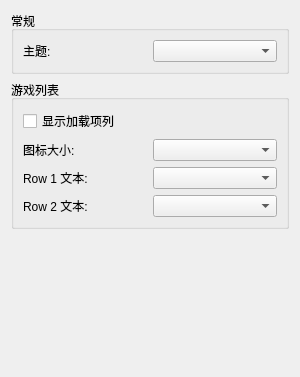
The window that src/yuzu/configuration/configure_ui.ui (formylover/yuzu-early-access) describes before a commit, drawn with Qt 5.
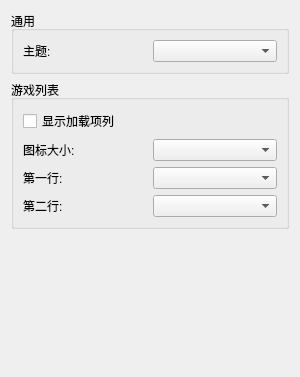
The same window after the commit.

Diff of the .ui file:
```diff
--- a/src/yuzu/configuration/configure_ui.ui
+++ b/src/yuzu/configuration/configure_ui.ui
@@ -19,7 +19,7 @@
      <item>
       <widget class="QGroupBox" name="GeneralGroupBox">
        <property name="title">
-        <string>常规</string>
+        <string>通用</string>
        </property>
        <layout class="QHBoxLayout" name="horizontalLayout">
         <item>
@@ -77,7 +77,7 @@
             <item>
              <widget class="QLabel" name="row_1_label">
               <property name="text">
-               <string>Row 1 文本:</string>
+               <string>第一行:</string>
               </property>
              </widget>
             </item>
@@ -91,7 +91,7 @@
             <item>
              <widget class="QLabel" name="row_2_label">
               <property name="text">
-               <string>Row 2 文本:</string>
+               <string>第二行:</string>
               </property>
              </widget>
             </item>
```
